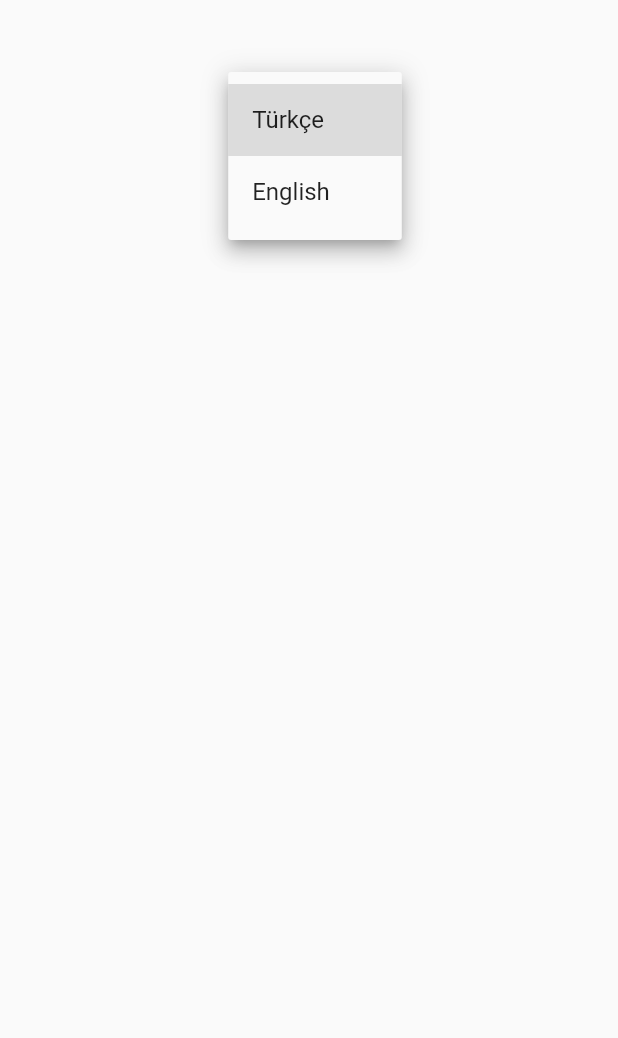
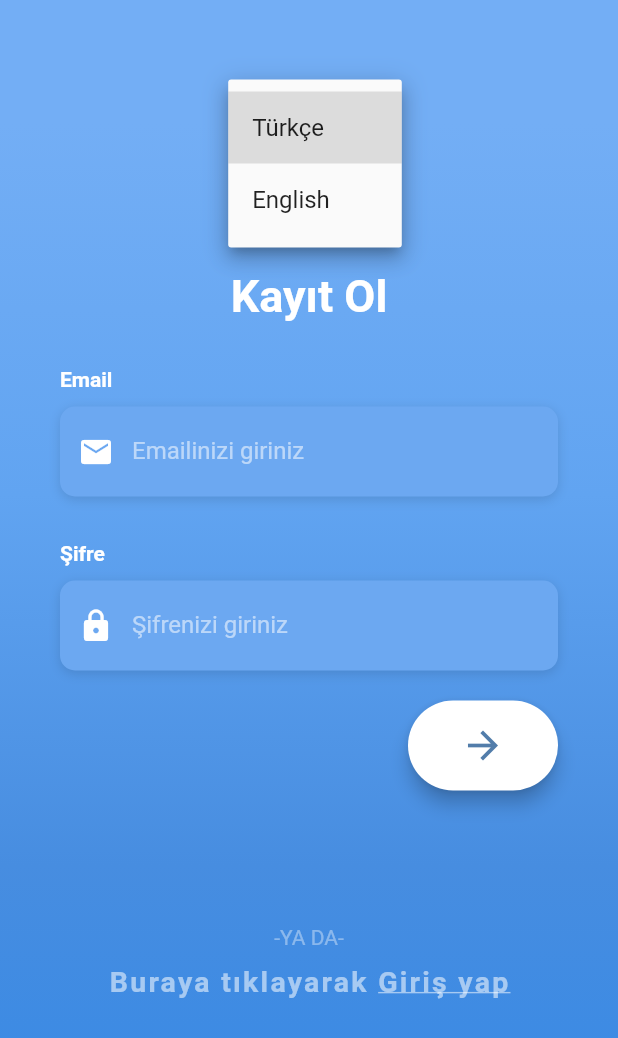
Before and after one commit to frkn2076/SoulMatee, a Flutter app: the screen it shows after launch, after a tap on "Türkçe", on a phone screen of 412 x 824 dp. Shown: the top 1038 px of the screen. Run offline on Flutter 3.47's test engine with Material 2 defaults, Android fonts, the phone set to English and light mode, and no system bars; Roboto replaces fonts that are missing (OpenSans).

Commit message:
merge and design

```diff
--- /dev/null
+++ b/lib/login.dart
@@ -0,0 +1,278 @@
+import 'package:flutter/gestures.dart';
+import 'package:flutter/material.dart';
+import 'package:flutter/services.dart';
+
+import 'Utilities.dart';
+
+class Login extends StatelessWidget {
+  Login({Key key, this.isSignInParam = true}) : super(key: key);
+  final bool isSignInParam;
+
+  // This widget is the root of your application.
+  @override
+  Widget build(BuildContext context) {
+    return MaterialApp(
+      // routes: {
+      //   '/dashboard': (context) => Dashboard(),
+      // },
+      // initialRoute: '/',
+      // onGenerateRoute: RouteGenerator.generateRoute,
+      // onUnknownRoute: (RouteSettings setting) {
+      //   return new MaterialPageRoute(builder: (_) => NotFoundPage());
+      // },
+      debugShowCheckedModeBanner: false,
+      theme: ThemeData(
+        primarySwatch: Colors.blue,
+        visualDensity: VisualDensity.adaptivePlatformDensity,
+      ),
+      home: MyHomePage(isSignIn: isSignInParam),
+    );
+  }
+}
+
+class MyHomePage extends StatefulWidget {
+  MyHomePage({Key key, this.isSignIn = false}) : super(key: key);
+
+  final bool isSignIn;
+
+  @override
+  _MyHomePageState createState() => _MyHomePageState();
+}
+
+class _MyHomePageState extends State<MyHomePage> {
+  String dropdownValue = "Türkçe";
+  @override
+  Widget build(BuildContext context) {
+    return Scaffold(
+      body: AnnotatedRegion<SystemUiOverlayStyle>(
+        value: SystemUiOverlayStyle.light,
+        child: GestureDetector(
+          onTap: () => FocusScope.of(context).unfocus(),
+          child: Stack(
+            children: <Widget>[
+              Container(
+                height: double.infinity,
+                width: double.infinity,
+                decoration: BoxDecoration(
+                  gradient: LinearGradient(
+                    begin: Alignment.topCenter,
+                    end: Alignment.bottomCenter,
+                    colors: [
+                      Color(0xFF73AEF5),
+                      Color(0xFF61A4F1),
+                      Color(0xFF478DE0),
+                      Color(0xFF398AE5),
+                    ],
+                    stops: [0.1, 0.4, 0.7, 0.9],
+                  ),
+                ),
+              ),
+              Container(
+                height: double.infinity,
+                child: SingleChildScrollView(
+                  physics: AlwaysScrollableScrollPhysics(),
+                  padding: EdgeInsets.symmetric(
+                    horizontal: 40.0,
+                    vertical: 70.0,
+                  ),
+                  child: Column(
+                    mainAxisAlignment: MainAxisAlignment.center,
+                    children: <Widget>[
+                      Container(
+                        alignment: Alignment.center,
+                        height: 30.0,
+                        child: DropdownButton<String>(
+                          // dropdownColor: Colors.transparent,
+                          underline: Container(), //to remove underline
+                          items:
+                              <String>['Türkçe', 'English'].map((String value) {
+                            return new DropdownMenuItem<String>(
+                                value: value, child: Text(value));
+                          }).toList(),
+                          value: dropdownValue,
+                          onChanged: (String newVal) {
+                            setState(() {
+                              this.dropdownValue = newVal;
+                            });
+                          },
+                        ),
+                      ),
+                      SizedBox(height: 80.0),
+                      Text(
+                        widget.isSignIn ? dropdownValue == "Türkçe" ? "Kayıt Ol" : "Sign In" : dropdownValue == "Türkçe" ? "Giriş" : "Login",
+                        style: TextStyle(
+                          color: Colors.white,
+                          fontFamily: 'OpenSans',
+                          fontSize: 30.0,
+                          fontWeight: FontWeight.bold,
+                        ),
+                      ),
+                      SizedBox(height: 30.0),
+                      buildEmail(),
+                      SizedBox(
+                        height: 30.0,
+                      ),
+                      buildPassword(),
+                      SizedBox(
+                        height: 70.0,
+                      ),
+                      buildORText(),
+                      SizedBox(
+                        height: 10.0,
+                      ),
+                      buildLogin(),
+                    ],
+                  ),
+                ),
+              )
+            ],
+          ),
+        ),
+      ),
+    );
+  }
+
+  Widget buildEmail() {
+    return Column(
+      crossAxisAlignment: CrossAxisAlignment.start,
+      children: <Widget>[
+        Text(
+          'Email',
+          style: kLabelStyle,
+        ),
+        SizedBox(height: 10.0),
+        Container(
+          alignment: Alignment.centerLeft,
+          decoration: kBoxDecorationStyle,
+          height: 60.0,
+          child: TextField(
+            keyboardType: TextInputType.emailAddress,
+            style: TextStyle(
+              color: Colors.white,
+              fontFamily: 'OpenSans',
+            ),
+            decoration: InputDecoration(
+              border: InputBorder.none,
+              contentPadding: EdgeInsets.only(top: 14.0),
+              prefixIcon: Icon(
+                Icons.email,
+                color: Colors.white,
+              ),
+              hintText: dropdownValue == "Türkçe" ? "Emailinizi giriniz" : 'Enter your Email',
+              hintStyle: kHintTextStyle,
+            ),
+          ),
+        ),
+      ],
+    );
+  }
+
+  Widget buildPassword() {
+    return Column(
+      crossAxisAlignment: CrossAxisAlignment.start,
+      children: <Widget>[
+        Text(
+          dropdownValue == "Türkçe" ? "Şifre" : "Password",
+          style: kLabelStyle,
+        ),
+        SizedBox(height: 10.0),
+        Container(
+          alignment: Alignment.centerLeft,
+          decoration: kBoxDecorationStyle,
+          height: 60.0,
+          child: TextField(
+            obscureText: true,
+            style: TextStyle(
+              color: Colors.white,
+              fontFamily: 'OpenSans',
+            ),
+            decoration: InputDecoration(
+              border: InputBorder.none,
+              contentPadding: EdgeInsets.only(top: 14.0),
+              prefixIcon: Icon(
+                Icons.lock,
+                color: Colors.white,
+              ),
+              hintText: dropdownValue == "Türkçe" ? "Şifrenizi giriniz" : 'Enter your Password',
+              hintStyle: kHintTextStyle,
+            ),
+          ),
+        ),
+        Container(
+            child: Row(
+                mainAxisAlignment: MainAxisAlignment.end,
+                children: <Widget>[buildEnterButton()]))
+      ],
+    );
+  }
+
+  Widget buildORText() {
+    return Column(
+      children: <Widget>[
+        Text(
+          dropdownValue == "Türkçe" ? "-YA DA-" : "- OR -",
+          style: TextStyle(
+            color: Colors.white38,
+            fontWeight: FontWeight.w400,
+          ),
+        ),
+      ],
+    );
+  }
+
+  Widget buildLogin() {
+    return Container(
+        child: RichText(
+      text: TextSpan(
+          style: TextStyle(
+            color: Colors.white54,
+            letterSpacing: 1.5,
+            fontSize: 19.0,
+            fontWeight: FontWeight.bold,
+            fontFamily: 'OpenSans',
+          ),
+          children: <TextSpan>[
+            TextSpan(text: dropdownValue == "Türkçe" ? "Buraya tıklayarak " : "Click here to "),
+            TextSpan(
+                text: widget.isSignIn ? dropdownValue == "Türkçe" ? "Giriş yap" : "Login" : dropdownValue == "Türkçe" ? "Kayıt Ol" : "Sign In",
+                style: TextStyle(
+                  color: Colors.white54,
+                  letterSpacing: 1.5,
+                  fontSize: 19.0,
+                  fontWeight: FontWeight.bold,
+                  fontFamily: 'OpenSans',
+                  decoration: TextDecoration.underline,
+                ),
+                recognizer: TapGestureRecognizer()
+                  ..onTap = () {
+                    Navigator.pushReplacement(context,
+                        MaterialPageRoute(builder: (BuildContext context) {
+                      return Login(isSignInParam: !widget.isSignIn);
+                    }));
+                  }),
+          ]),
+    ));
+  }
+
+  Widget buildEnterButton() {
+    return Container(
+      padding: EdgeInsets.symmetric(vertical: 20.0),
+      width: 100.0,
+      child: RaisedButton(
+          elevation: 5.0,
+          onPressed: () {
+            Navigator.pushNamed(context, '/dashboard');
+          },
+          padding: EdgeInsets.all(15.0),
+          shape: RoundedRectangleBorder(
+            borderRadius: BorderRadius.circular(30.0),
+          ),
+          color: Colors.white,
+          child: Icon(
+            Icons.arrow_forward,
+            color: Color(0xFF527DAA),
+            size: 30.0,
+          )),
+    );
+  }
+}
--- a/lib/main.dart
+++ b/lib/main.dart
@@ -1,50 +1,4 @@
 import 'package:flutter/material.dart';
+import 'login.dart';
 
-void main() {
-  runApp(MyApp());
-}
-
-class MyApp extends StatelessWidget {
-  @override
-  Widget build(BuildContext context) {
-    return MaterialApp(
-      debugShowCheckedModeBanner: false,
-      home: MyHomePage(),
-    );
-  }
-}
-
-class MyHomePage extends StatefulWidget {
-  MyHomePage({Key key}) : super(key: key);
-
-  @override
-  _MyHomePageState createState() => _MyHomePageState();
-}
-
-class _MyHomePageState extends State<MyHomePage> {
-  @override
-  Widget build(BuildContext context) {
-    return Scaffold(
-      body: Center(
-        child: Column(
-          children: <Widget>[
-            SizedBox(
-              height: 50.0,
-            ),
-            DropdownButton<String>(
-              underline: Container(), //to remove underline
-              items: <String>['Türkçe', 'English'].map((String value) {
-                return new DropdownMenuItem<String>(
-                  value: value,
-                  child: Text(value),
-                );
-              }).toList(),
-              value: "Türkçe",
-              onChanged: (_) {},
-            ),
-          ],
-        ),
-      ),
-    );
-  }
-}
+void main() =>  runApp(Login());
--- /dev/null
+++ b/lib/utilities.dart
@@ -0,0 +1,24 @@
+import 'package:flutter/material.dart';
+
+final kHintTextStyle = TextStyle(
+  color: Colors.white54,
+  fontFamily: 'OpenSans',
+);
+
+final kLabelStyle = TextStyle(
+  color: Colors.white,
+  fontWeight: FontWeight.bold,
+  fontFamily: 'OpenSans',
+);
+
+final kBoxDecorationStyle = BoxDecoration(
+  color: Color(0xFF6CA8F1),
+  borderRadius: BorderRadius.circular(10.0),
+  boxShadow: [
+    BoxShadow(
+      color: Colors.black12,
+      blurRadius: 6.0,
+      offset: Offset(0, 2),
+    ),
+  ],
+);
```
Also changed, not shown: 1 other file.
